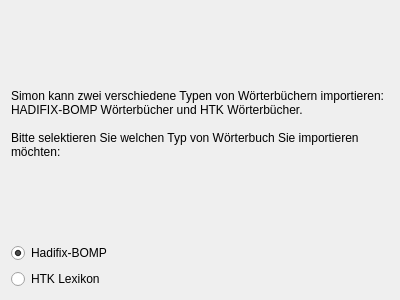
Qt form simon/src/simonmodelmanagementui/ImportDict/importdictselectsourcepage.ui (KDE/simon) before a commit.
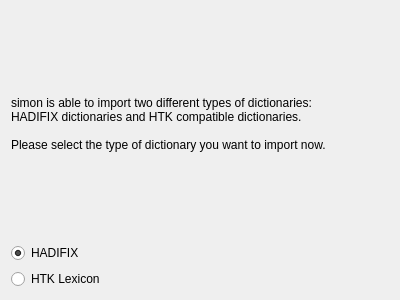
The same form after that commit.

Patch:
```diff
--- a/simon/src/simonmodelmanagementui/ImportDict/importdictselectsourcepage.ui
+++ b/simon/src/simonmodelmanagementui/ImportDict/importdictselectsourcepage.ui
@@ -16,9 +16,10 @@
    <item>
     <widget class="QLabel" name="label" >
      <property name="text" >
-      <string>Simon kann zwei verschiedene Typen von Wörterbüchern importieren: HADIFIX-BOMP Wörterbücher und HTK Wörterbücher.
+      <string>simon is able to import two different types of dictionaries:
+HADIFIX dictionaries and HTK compatible dictionaries.
 
-Bitte selektieren Sie welchen Typ von Wörterbuch Sie importieren möchten:</string>
+Please select the type of dictionary you want to import now.</string>
      </property>
      <property name="wordWrap" >
       <bool>true</bool>
@@ -28,7 +29,7 @@
    <item>
     <widget class="QRadioButton" name="rbHadifixBOMP" >
      <property name="text" >
-      <string>Hadifix-BOMP</string>
+      <string>HADIFIX</string>
      </property>
      <property name="checked" >
       <bool>true</bool>
@@ -38,7 +39,7 @@
    <item>
     <widget class="QRadioButton" name="rbHTK" >
      <property name="text" >
-      <string>HTK Lexikon</string>
+      <string>HTK Lexicon</string>
      </property>
     </widget>
    </item>
```
